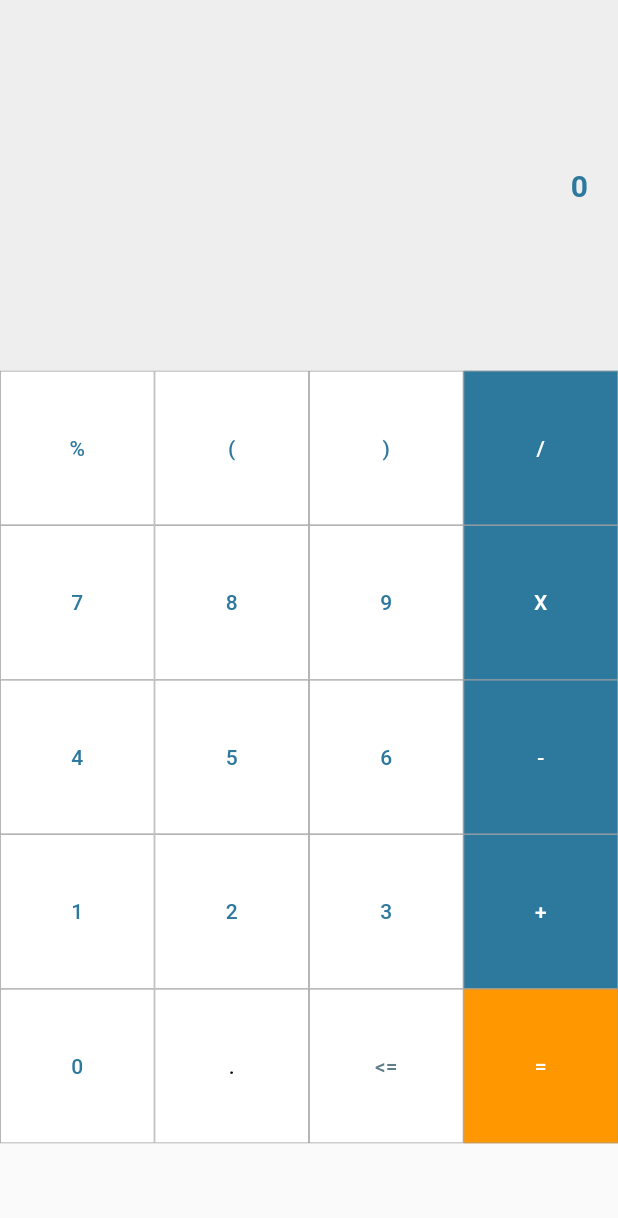
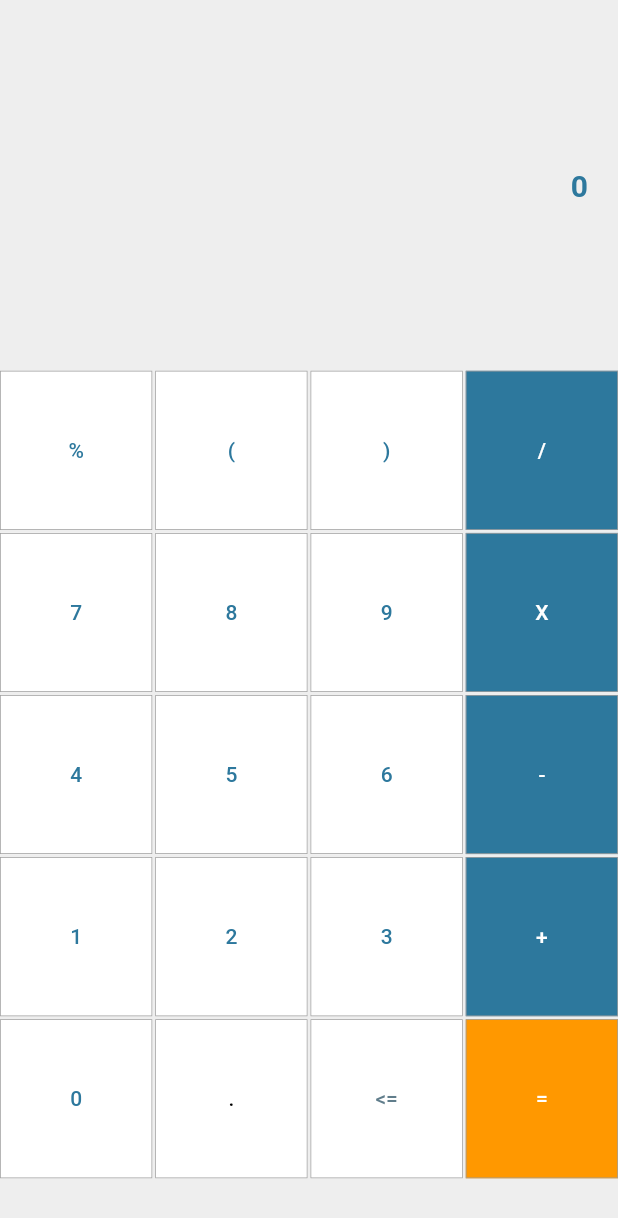
Before and after one commit to jpedrosouza/flutter_calculator, a Flutter app: the screen it shows after launch, on a phone screen of 412 x 824 dp. Shown: the top 1218 px of the screen. Run offline on Flutter 3.47's test engine with Material 2 defaults, Android fonts, the phone set to English and light mode, and no system bars; our stand-ins replace flutter_mobx, mobx; generated files the repository leaves out were written again.

Commit message:
updated HomePage layout

```diff
--- a/lib/src/pages/home.dart
+++ b/lib/src/pages/home.dart
@@ -17,8 +17,14 @@ class _HomePageState extends State<HomePage> {
   Widget build(BuildContext context) {
     return Scaffold(
       body: Observer(
-        builder: (_) => SafeArea(
+        builder: (_) => Container(
+          color: Colors.grey[200],
+          width: MediaQuery.of(context).size.width,
+          height: MediaQuery.of(context).size.height,
           child: Column(
+            crossAxisAlignment: CrossAxisAlignment.start,
+            mainAxisAlignment: MainAxisAlignment.start,
+            mainAxisSize: MainAxisSize.max,
             children: [
               Container(
                 width: MediaQuery.of(context).size.width,
@@ -53,10 +59,13 @@ class _HomePageState extends State<HomePage> {
   // Create grid 5x4 with calculator buttons
 
   Widget calculatorButtons() {
-    return GridView.count(
-      primary: false,
-      shrinkWrap: true,
+    return SizedBox(
+      height: MediaQuery.of(context).size.height * 0.7,
+      child: GridView.count(
         crossAxisCount: 4,
+        childAspectRatio: (MediaQuery.of(context).size.width / 3.3) / ((MediaQuery.of(context).size.height * 0.57) / 3.6),
+        crossAxisSpacing: 2,
+        mainAxisSpacing: 2,
         children: [
           CalculatorButton(
             text: '%',
@@ -228,6 +237,7 @@ class _HomePageState extends State<HomePage> {
             textColor: Colors.white,
           ),
         ],
+      ),
     );
   }
 }
```
Lines whose indentation alone changed are shown as unchanged.
